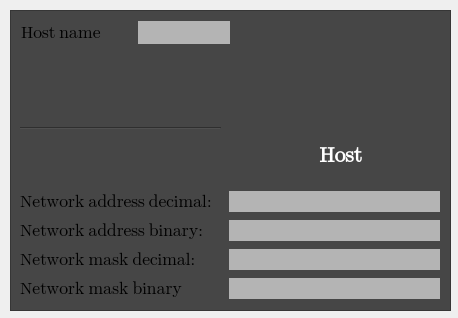
Old version of the form src/widgetApp/HostDialog.ui in the repository Projekt-zespolowy-TIU/DesignYourNetwork.
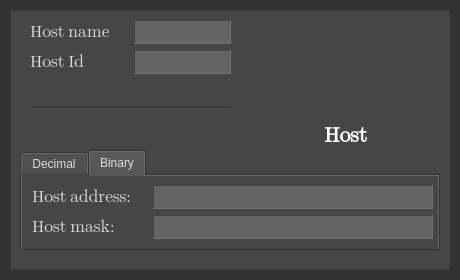
New version of the form.

Commit message: updated network dialogs, added global styling

```diff
--- a/src/widgetApp/HostDialog.ui
+++ b/src/widgetApp/HostDialog.ui
@@ -6,12 +6,23 @@
    <rect>
     <x>0</x>
     <y>0</y>
-    <width>458</width>
-    <height>318</height>
+    <width>460</width>
+    <height>280</height>
    </rect>
   </property>
+  <property name="font">
+   <font>
+    <pointsize>12</pointsize>
+    <weight>75</weight>
+    <bold>true</bold>
+   </font>
+  </property>
   <property name="windowTitle">
-   <string>Dialog</string>
+   <string>Host</string>
+  </property>
+  <property name="styleSheet">
+   <string notr="true">background-color: rgb(50, 50, 50);
+color: rgb(220, 220, 220);</string>
   </property>
   <widget class="QFrame" name="frame">
    <property name="geometry">
@@ -19,7 +30,7 @@
      <x>10</x>
      <y>10</y>
      <width>441</width>
-     <height>301</height>
+     <height>260</height>
     </rect>
    </property>
    <property name="font">
@@ -37,90 +48,11 @@
    <property name="frameShadow">
     <enum>QFrame::Raised</enum>
    </property>
-   <widget class="QLabel" name="hostImageLabel">
-    <property name="geometry">
-     <rect>
-      <x>270</x>
-      <y>10</y>
-      <width>120</width>
-      <height>120</height>
-     </rect>
-    </property>
-    <property name="autoFillBackground">
-     <bool>false</bool>
-    </property>
-    <property name="styleSheet">
-     <string notr="true"/>
-    </property>
-    <property name="text">
-     <string/>
-    </property>
-    <property name="scaledContents">
-     <bool>false</bool>
-    </property>
-    <property name="alignment">
-     <set>Qt::AlignCenter</set>
-    </property>
-   </widget>
-   <widget class="QLabel" name="label_9">
-    <property name="geometry">
-     <rect>
-      <x>11</x>
-      <y>11</y>
-      <width>111</width>
-      <height>23</height>
-     </rect>
-    </property>
-    <property name="font">
-     <font>
-      <family>Segoe UI Emoji</family>
-      <pointsize>13</pointsize>
-      <weight>50</weight>
-      <italic>false</italic>
-      <bold>false</bold>
-     </font>
-    </property>
-    <property name="text">
-     <string>Host name</string>
-    </property>
-   </widget>
-   <widget class="QLabel" name="hostName">
-    <property name="geometry">
-     <rect>
-      <x>128</x>
-      <y>11</y>
-      <width>92</width>
-      <height>23</height>
-     </rect>
-    </property>
-    <property name="font">
-     <font>
-      <family>Segoe UI Emoji</family>
-      <pointsize>12</pointsize>
-      <weight>50</weight>
-      <italic>false</italic>
-      <bold>false</bold>
-     </font>
-    </property>
-    <property name="autoFillBackground">
-     <bool>false</bool>
-    </property>
-    <property name="styleSheet">
-     <string notr="true">background-color: rgb(180, 180, 180);
-color: rgb(248, 243, 183);</string>
-    </property>
-    <property name="text">
-     <string/>
-    </property>
-    <property name="alignment">
-     <set>Qt::AlignCenter</set>
-    </property>
-   </widget>
    <widget class="Line" name="line_2">
     <property name="geometry">
      <rect>
-      <x>10</x>
-      <y>110</y>
+      <x>20</x>
+      <y>90</y>
       <width>201</width>
       <height>16</height>
      </rect>
@@ -132,8 +64,8 @@
    <widget class="QLabel" name="label_10">
     <property name="geometry">
      <rect>
-      <x>285</x>
-      <y>130</y>
+      <x>290</x>
+      <y>110</y>
       <width>91</width>
       <height>31</height>
      </rect>
@@ -156,83 +88,305 @@
      <set>Qt::AlignCenter</set>
     </property>
    </widget>
-   <widget class="QLabel" name="hostMaskBinary">
+   <widget class="QTabWidget" name="tabWidget">
     <property name="geometry">
      <rect>
-      <x>219</x>
-      <y>268</y>
-      <width>211</width>
-      <height>21</height>
+      <x>10</x>
+      <y>140</y>
+      <width>420</width>
+      <height>101</height>
      </rect>
     </property>
-    <property name="font">
-     <font>
-      <family>Segoe UI Emoji</family>
-      <pointsize>8</pointsize>
-      <weight>75</weight>
-      <italic>false</italic>
-      <bold>true</bold>
-     </font>
+    <property name="tabPosition">
+     <enum>QTabWidget::North</enum>
     </property>
-    <property name="autoFillBackground">
-     <bool>false</bool>
+    <property name="currentIndex">
+     <number>1</number>
     </property>
-    <property name="styleSheet">
-     <string notr="true">background-color: rgb(180, 180, 180);
-color: rgb(248, 243, 183);</string>
-    </property>
-    <property name="text">
-     <string/>
-    </property>
-    <property name="alignment">
-     <set>Qt::AlignCenter</set>
-    </property>
+    <widget class="QWidget" name="tab">
+     <attribute name="title">
+      <string>Decimal</string>
+     </attribute>
+     <widget class="QWidget" name="">
+      <property name="geometry">
+       <rect>
+        <x>10</x>
+        <y>10</y>
+        <width>401</width>
+        <height>54</height>
+       </rect>
+      </property>
+      <layout class="QGridLayout" name="gridLayout">
+       <item row="0" column="0">
+        <widget class="QLabel" name="label_13">
+         <property name="font">
+          <font>
+           <family>Segoe UI Emoji</family>
+           <pointsize>13</pointsize>
+           <weight>50</weight>
+           <italic>false</italic>
+           <bold>false</bold>
+          </font>
+         </property>
+         <property name="text">
+          <string>Host address:</string>
+         </property>
+        </widget>
+       </item>
+       <item row="0" column="1">
+        <widget class="QLabel" name="hostAddressDecimal">
+         <property name="minimumSize">
+          <size>
+           <width>280</width>
+           <height>0</height>
+          </size>
+         </property>
+         <property name="font">
+          <font>
+           <family>Segoe UI Emoji</family>
+           <pointsize>12</pointsize>
+           <weight>50</weight>
+           <bold>false</bold>
+          </font>
+         </property>
+         <property name="autoFillBackground">
+          <bool>false</bool>
+         </property>
+         <property name="styleSheet">
+          <string notr="true">background-color: rgb(100, 100, 100);
+</string>
+         </property>
+         <property name="frameShape">
+          <enum>QFrame::Panel</enum>
+         </property>
+         <property name="frameShadow">
+          <enum>QFrame::Sunken</enum>
+         </property>
+         <property name="text">
+          <string/>
+         </property>
+         <property name="alignment">
+          <set>Qt::AlignCenter</set>
+         </property>
+        </widget>
+       </item>
+       <item row="1" column="0">
+        <widget class="QLabel" name="label_16">
+         <property name="font">
+          <font>
+           <family>Segoe UI Emoji</family>
+           <pointsize>13</pointsize>
+           <weight>50</weight>
+           <italic>false</italic>
+           <bold>false</bold>
+          </font>
+         </property>
+         <property name="text">
+          <string>Host mask:</string>
+         </property>
+        </widget>
+       </item>
+       <item row="1" column="1">
+        <widget class="QLabel" name="hostMaskDecimal">
+         <property name="minimumSize">
+          <size>
+           <width>280</width>
+           <height>0</height>
+          </size>
+         </property>
+         <property name="font">
+          <font>
+           <family>Segoe UI Emoji</family>
+           <pointsize>12</pointsize>
+           <weight>50</weight>
+           <italic>false</italic>
+           <bold>false</bold>
+          </font>
+         </property>
+         <property name="autoFillBackground">
+          <bool>false</bool>
+         </property>
+         <property name="styleSheet">
+          <string notr="true">background-color: rgb(100, 100, 100);
+</string>
+         </property>
+         <property name="frameShape">
+          <enum>QFrame::Panel</enum>
+         </property>
+         <property name="frameShadow">
+          <enum>QFrame::Sunken</enum>
+         </property>
+         <property name="text">
+          <string/>
+         </property>
+         <property name="alignment">
+          <set>Qt::AlignCenter</set>
+         </property>
+        </widget>
+       </item>
+      </layout>
+     </widget>
+    </widget>
+    <widget class="QWidget" name="tab_2">
+     <attribute name="title">
+      <string>Binary</string>
+     </attribute>
+     <widget class="QWidget" name="">
+      <property name="geometry">
+       <rect>
+        <x>10</x>
+        <y>9</y>
+        <width>401</width>
+        <height>54</height>
+       </rect>
+      </property>
+      <layout class="QGridLayout" name="gridLayout_3">
+       <item row="1" column="1">
+        <widget class="QLabel" name="hostMaskBinary">
+         <property name="minimumSize">
+          <size>
+           <width>280</width>
+           <height>0</height>
+          </size>
+         </property>
+         <property name="font">
+          <font>
+           <family>Segoe UI Emoji</family>
+           <pointsize>10</pointsize>
+           <weight>50</weight>
+           <italic>false</italic>
+           <bold>false</bold>
+          </font>
+         </property>
+         <property name="autoFillBackground">
+          <bool>false</bool>
+         </property>
+         <property name="styleSheet">
+          <string notr="true">background-color: rgb(100, 100, 100);
+</string>
+         </property>
+         <property name="frameShape">
+          <enum>QFrame::Panel</enum>
+         </property>
+         <property name="frameShadow">
+          <enum>QFrame::Sunken</enum>
+         </property>
+         <property name="text">
+          <string/>
+         </property>
+         <property name="alignment">
+          <set>Qt::AlignCenter</set>
+         </property>
+        </widget>
+       </item>
+       <item row="0" column="0">
+        <widget class="QLabel" name="label_14">
+         <property name="font">
+          <font>
+           <family>Segoe UI Emoji</family>
+           <pointsize>13</pointsize>
+           <weight>50</weight>
+           <italic>false</italic>
+           <bold>false</bold>
+          </font>
+         </property>
+         <property name="text">
+          <string>Host address:</string>
+         </property>
+        </widget>
+       </item>
+       <item row="0" column="1">
+        <widget class="QLabel" name="hostAddressBinary">
+         <property name="minimumSize">
+          <size>
+           <width>280</width>
+           <height>0</height>
+          </size>
+         </property>
+         <property name="font">
+          <font>
+           <family>Segoe UI Emoji</family>
+           <pointsize>10</pointsize>
+           <weight>50</weight>
+           <italic>false</italic>
+           <bold>false</bold>
+          </font>
+         </property>
+         <property name="autoFillBackground">
+          <bool>false</bool>
+         </property>
+         <property name="styleSheet">
+          <string notr="true">background-color: rgb(100, 100, 100);
+</string>
+         </property>
+         <property name="frameShape">
+          <enum>QFrame::Panel</enum>
+         </property>
+         <property name="frameShadow">
+          <enum>QFrame::Sunken</enum>
+         </property>
+         <property name="text">
+          <string/>
+         </property>
+         <property name="alignment">
+          <set>Qt::AlignCenter</set>
+         </property>
+        </widget>
+       </item>
+       <item row="1" column="0">
+        <widget class="QLabel" name="label_15">
+         <property name="font">
+          <font>
+           <family>Segoe UI Emoji</family>
+           <pointsize>13</pointsize>
+           <weight>50</weight>
+           <italic>false</italic>
+           <bold>false</bold>
+          </font>
+         </property>
+         <property name="text">
+          <string>Host mask:</string>
+         </property>
+        </widget>
+       </item>
+      </layout>
+     </widget>
+    </widget>
    </widget>
-   <widget class="QLabel" name="hostMaskDecimal">
+   <widget class="QPushButton" name="graphImage">
+    <property name="enabled">
+     <bool>false</bool>
+    </property>
     <property name="geometry">
      <rect>
-      <x>219</x>
-      <y>239</y>
-      <width>211</width>
-      <height>21</height>
+      <x>280</x>
+      <y>10</y>
+      <width>120</width>
+      <height>120</height>
      </rect>
     </property>
-    <property name="font">
-     <font>
-      <family>Segoe UI Emoji</family>
-      <pointsize>12</pointsize>
-      <weight>75</weight>
-      <italic>false</italic>
-      <bold>true</bold>
-     </font>
-    </property>
-    <property name="autoFillBackground">
-     <bool>false</bool>
-    </property>
-    <property name="styleSheet">
-     <string notr="true">background-color: rgb(180, 180, 180);
-color: rgb(248, 243, 183);</string>
-    </property>
     <property name="text">
      <string/>
     </property>
-    <property name="alignment">
-     <set>Qt::AlignCenter</set>
+    <property name="flat">
+     <bool>true</bool>
     </property>
    </widget>
-   <widget class="QLabel" name="hostAddressDecimal">
+   <widget class="QLineEdit" name="idLine">
+    <property name="enabled">
+     <bool>false</bool>
+    </property>
     <property name="geometry">
      <rect>
-      <x>219</x>
-      <y>181</y>
-      <width>211</width>
-      <height>21</height>
+      <x>310</x>
+      <y>47</y>
+      <width>61</width>
+      <height>24</height>
      </rect>
     </property>
     <property name="font">
      <font>
-      <family>Segoe UI Emoji</family>
-      <pointsize>12</pointsize>
+      <pointsize>15</pointsize>
       <weight>75</weight>
       <bold>true</bold>
      </font>
@@ -241,11 +395,11 @@
      <bool>false</bool>
     </property>
     <property name="styleSheet">
-     <string notr="true">background-color: rgb(180, 180, 180);
-color: rgb(248, 243, 183);</string>
+     <string notr="true">color: rgb(255, 255, 255);
+background-color: rgba(255, 255, 255, 0);</string>
     </property>
-    <property name="frameShadow">
-     <enum>QFrame::Raised</enum>
+    <property name="frame">
+     <bool>false</bool>
     </property>
     <property name="text">
      <string/>
@@ -254,125 +408,113 @@
      <set>Qt::AlignCenter</set>
     </property>
    </widget>
-   <widget class="QLabel" name="label_13">
+   <widget class="QWidget" name="">
     <property name="geometry">
      <rect>
-      <x>10</x>
-      <y>180</y>
-      <width>193</width>
-      <height>23</height>
+      <x>20</x>
+      <y>10</y>
+      <width>201</width>
+      <height>54</height>
      </rect>
     </property>
-    <property name="font">
-     <font>
-      <family>Segoe UI Emoji</family>
-      <pointsize>13</pointsize>
-      <weight>50</weight>
-      <italic>false</italic>
-      <bold>false</bold>
-     </font>
-    </property>
-    <property name="text">
-     <string>Network address decimal:</string>
-    </property>
-   </widget>
-   <widget class="QLabel" name="label_14">
-    <property name="geometry">
-     <rect>
-      <x>10</x>
-      <y>209</y>
-      <width>182</width>
-      <height>23</height>
-     </rect>
-    </property>
-    <property name="font">
-     <font>
-      <family>Segoe UI Emoji</family>
-      <pointsize>13</pointsize>
-      <weight>50</weight>
-      <italic>false</italic>
-      <bold>false</bold>
-     </font>
-    </property>
-    <property name="text">
-     <string>Network address binary:</string>
-    </property>
-   </widget>
-   <widget class="QLabel" name="label_15">
-    <property name="geometry">
-     <rect>
-      <x>10</x>
-      <y>267</y>
-      <width>163</width>
-      <height>23</height>
-     </rect>
-    </property>
-    <property name="font">
-     <font>
-      <family>Segoe UI Emoji</family>
-      <pointsize>13</pointsize>
-      <weight>50</weight>
-      <italic>false</italic>
-      <bold>false</bold>
-     </font>
-    </property>
-    <property name="text">
-     <string>Network mask binary:</string>
-    </property>
-   </widget>
-   <widget class="QLabel" name="label_16">
-    <property name="geometry">
-     <rect>
-      <x>10</x>
-      <y>238</y>
-      <width>175</width>
-      <height>23</height>
-     </rect>
-    </property>
-    <property name="font">
-     <font>
-      <family>Segoe UI Emoji</family>
-      <pointsize>13</pointsize>
-      <weight>50</weight>
-      <italic>false</italic>
-      <bold>false</bold>
-     </font>
-    </property>
-    <property name="text">
-     <string>Network mask decimal:</string>
-    </property>
-   </widget>
-   <widget class="QLabel" name="hostAddressBinary">
-    <property name="geometry">
-     <rect>
-      <x>219</x>
-      <y>210</y>
-      <width>211</width>
-      <height>21</height>
-     </rect>
-    </property>
-    <property name="font">
-     <font>
-      <family>Segoe UI Emoji</family>
-      <pointsize>8</pointsize>
-      <weight>75</weight>
-      <italic>false</italic>
-      <bold>true</bold>
-     </font>
-    </property>
-    <property name="autoFillBackground">
-     <bool>false</bool>
-    </property>
-    <property name="styleSheet">
-     <string notr="true">background-color: rgb(180, 180, 180);
-color: rgb(248, 243, 183);</string>
-    </property>
-    <property name="text">
-     <string/>
-    </property>
-    <property name="alignment">
-     <set>Qt::AlignCenter</set>
-    </property>
+    <layout class="QGridLayout" name="gridLayout_4">
+     <item row="0" column="0">
+      <widget class="QLabel" name="label_9">
+       <property name="font">
+        <font>
+         <family>Segoe UI Emoji</family>
+         <pointsize>13</pointsize>
+         <weight>50</weight>
+         <italic>false</italic>
+         <bold>false</bold>
+        </font>
+       </property>
+       <property name="text">
+        <string>Host name</string>
+       </property>
+      </widget>
+     </item>
+     <item row="0" column="1">
+      <widget class="QLabel" name="hostName">
+       <property name="font">
+        <font>
+         <family>Segoe UI Emoji</family>
+         <pointsize>12</pointsize>
+         <weight>50</weight>
+         <italic>false</italic>
+         <bold>false</bold>
+        </font>
+       </property>
+       <property name="autoFillBackground">
+        <bool>false</bool>
+       </property>
+       <property name="styleSheet">
+        <string notr="true">background-color: rgb(100, 100, 100);
+</string>
+       </property>
+       <property name="frameShape">
+        <enum>QFrame::Panel</enum>
+       </property>
+       <property name="frameShadow">
+        <enum>QFrame::Sunken</enum>
+       </property>
+       <property name="text">
+        <string/>
+       </property>
+       <property name="alignment">
+        <set>Qt::AlignCenter</set>
+       </property>
+      </widget>
+     </item>
+     <item row="1" column="0">
+      <widget class="QLabel" name="label_11">
+       <property name="font">
+        <font>
+         <family>Segoe UI Emoji</family>
+         <pointsize>13</pointsize>
+         <weight>50</weight>
+         <italic>false</italic>
+         <bold>false</bold>
+        </font>
+       </property>
+       <property name="text">
+        <string>Host Id</string>
+       </property>
+      </widget>
+     </item>
+     <item row="1" column="1">
+      <widget class="QLabel" name="hostId">
+       <property name="font">
+        <font>
+         <family>Segoe UI Emoji</family>
+         <pointsize>12</pointsize>
+         <weight>50</weight>
+         <italic>false</italic>
+         <bold>false</bold>
+        </font>
+       </property>
+       <property name="autoFillBackground">
+        <bool>false</bool>
+       </property>
+       <property name="styleSheet">
+        <string notr="true">background-color: rgb(100, 100, 100);
+</string>
+       </property>
+       <property name="frameShape">
+        <enum>QFrame::Panel</enum>
+       </property>
+       <property name="frameShadow">
+        <enum>QFrame::Sunken</enum>
+       </property>
+       <property name="text">
+        <string/>
+       </property>
+       <property name="alignment">
+        <set>Qt::AlignCenter</set>
+       </property>
+      </widget>
+     </item>
+    </layout>
    </widget>
   </widget>
  </widget>
```
Left out of the diff: 6 changed lines with no effect on the pictures. The commit also changes 11 other files.
